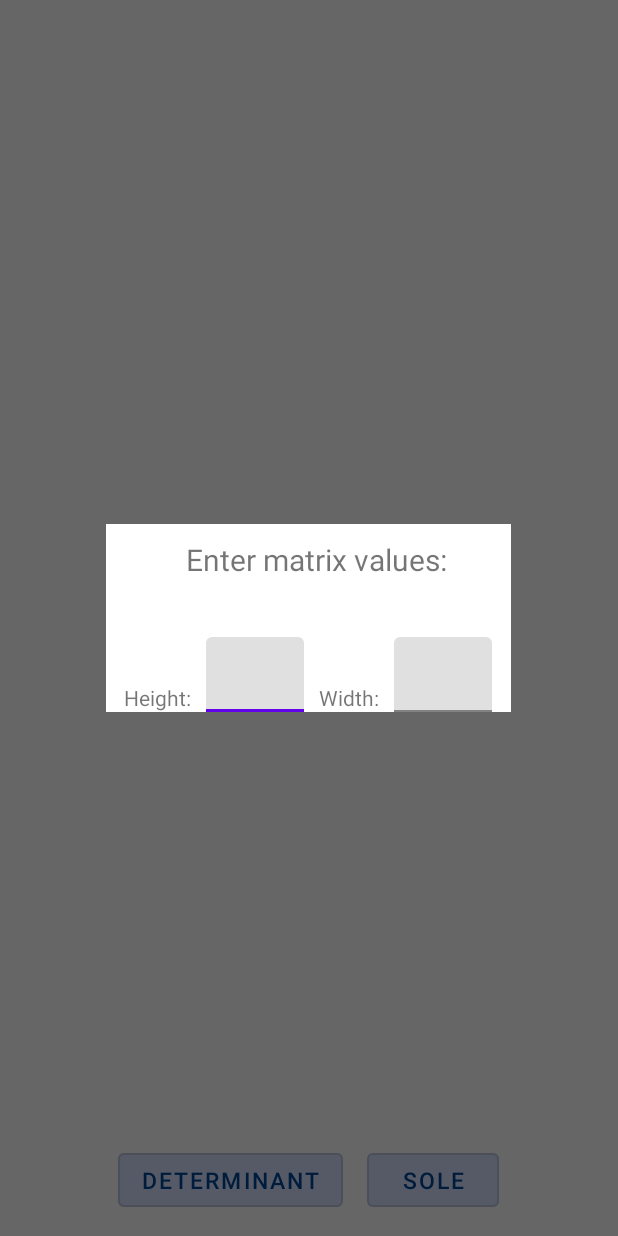
After one commit to duddoser/Math_Calculator, an Android app built with Jetpack Compose: the fragment MatrixFragment placed in its activity, on a phone screen of 412 x 824 dp. The commit adds this screen. Run offline under Robolectric (Android 15) with nearby library versions, the phone set to English and light mode, and no system bars.

Commit message:
matrix fragment added

```diff
--- /dev/null
+++ b/app/src/main/java/com/example/mathcalculator/CustomDialogInterface.java
@@ -0,0 +1,9 @@
+package com.example.mathcalculator;
+
+import android.util.Pair;
+
+public interface CustomDialogInterface {
+
+    public void okButtonClicked(Pair<Integer, Integer> value);
+
+}
--- /dev/null
+++ b/app/src/main/java/com/example/mathcalculator/DialogFragmentMatrix.java
@@ -0,0 +1,74 @@
+package com.example.mathcalculator;
+
+import android.app.Dialog;
+import android.content.DialogInterface;
+import android.graphics.drawable.ColorDrawable;
+import android.os.Bundle;
+
+import androidx.annotation.NonNull;
+import androidx.fragment.app.DialogFragment;
+import androidx.fragment.app.Fragment;
+
+import android.util.Log;
+import android.util.Pair;
+import android.view.LayoutInflater;
+import android.view.View;
+import android.view.ViewGroup;
+import android.view.Window;
+import android.widget.EditText;
+import android.widget.LinearLayout;
+
+public class DialogFragmentMatrix extends DialogFragment {
+    private View view;
+    private MatrixFragment matrixFragment;
+    private CustomDialogInterface customDialogInterface;
+
+    public DialogFragmentMatrix() {
+        // Required empty public constructor
+    }
+
+    public DialogFragmentMatrix(CustomDialogInterface customDialogInterface) {
+        this.customDialogInterface = customDialogInterface;
+    }
+
+
+    public static DialogFragmentMatrix newInstance(String param1, String param2) {
+        DialogFragmentMatrix fragment = new DialogFragmentMatrix();
+        Bundle args = new Bundle();
+        fragment.setArguments(args);
+        return fragment;
+    }
+
+    @Override
+    public Dialog onCreateDialog(Bundle savedInstanceState) {
+        view = getActivity().getLayoutInflater().inflate(R.layout.fragment_dialog,
+                new LinearLayout(getActivity()), false);
+        view.setBackgroundColor(getResources().getColor(R.color.background));
+
+        Dialog builder = new Dialog(getActivity());
+        builder.requestWindowFeature(Window.FEATURE_NO_TITLE);
+        builder.getWindow().setBackgroundDrawable(new ColorDrawable(android.
+                graphics.Color.TRANSPARENT));
+        builder.setContentView(view);
+
+        return builder;
+    }
+
+    @Override
+    public void onDismiss(@NonNull DialogInterface dialog) {
+        super.onDismiss(dialog);
+        EditText h = (EditText) view.findViewById(R.id.ed_height);
+        int height = Integer.parseInt(h.getText().toString());
+
+        EditText w = (EditText) view.findViewById(R.id.ed_width);
+        int width = Integer.parseInt(w.getText().toString());
+
+        Pair<Integer, Integer> pair = new Pair<>(height, width);
+        dialog.dismiss();
+        customDialogInterface.okButtonClicked(pair);
+    }
+
+    void setCustomDialogInterface(CustomDialogInterface customDialogInterface) {
+        this.customDialogInterface = customDialogInterface;
+    }
+}
--- a/app/src/main/java/com/example/mathcalculator/MainFragment.java
+++ b/app/src/main/java/com/example/mathcalculator/MainFragment.java
@@ -2,17 +2,22 @@ package com.example.mathcalculator;
 
 import android.os.Bundle;
 
+import androidx.fragment.app.DialogFragment;
 import androidx.fragment.app.Fragment;
 
 import android.view.LayoutInflater;
 import android.view.View;
 import android.view.ViewGroup;
+import android.widget.Button;
 import android.widget.TextView;
 
+import com.google.android.material.floatingactionbutton.FloatingActionButton;
 
-public class MainFragment extends Fragment {
+
+public class MainFragment extends Fragment implements View.OnClickListener {
     private View view;
     private TextView text_view_output;
+    private FloatingActionButton btn_matrix;
 
     public MainFragment() {
         // Required empty public constructor
@@ -38,6 +43,14 @@ public class MainFragment extends Fragment {
         view.setBackgroundColor(getResources().getColor(R.color.background));
         text_view_output = view.findViewById(R.id.text_view_output);
         text_view_output.setText("Output");
+
+        btn_matrix = view.findViewById(R.id.fab);
+        btn_matrix.setOnClickListener(this);
         return view;
     }
+
+    @Override
+    public void onClick(View v) {
+        ((NavigationHost) getActivity()).navigateTo(new MatrixFragment(), true);
+    }
 }
--- /dev/null
+++ b/app/src/main/java/com/example/mathcalculator/MatrixFragment.java
@@ -0,0 +1,70 @@
+package com.example.mathcalculator;
+
+import android.os.Bundle;
+
+import androidx.fragment.app.DialogFragment;
+import androidx.fragment.app.Fragment;
+
+import android.util.Log;
+import android.util.Pair;
+import android.view.LayoutInflater;
+import android.view.View;
+import android.view.ViewGroup;
+import android.widget.EditText;
+import android.widget.LinearLayout;
+import android.widget.TableLayout;
+import android.widget.TableRow;
+
+public class MatrixFragment extends Fragment implements CustomDialogInterface {
+    private View view;
+    private int height, width;
+
+    public MatrixFragment() {
+        // Required empty public constructor
+    }
+
+    public static MatrixFragment newInstance(String param1, String param2) {
+        MatrixFragment fragment = new MatrixFragment();
+        Bundle args = new Bundle();
+        fragment.setArguments(args);
+        return fragment;
+    }
+
+    @Override
+    public void onCreate(Bundle savedInstanceState) {
+        super.onCreate(savedInstanceState);
+    }
+
+    @Override
+    public View onCreateView(LayoutInflater inflater, ViewGroup container,
+                             Bundle savedInstanceState) {
+        view = inflater.inflate(R.layout.fragment_matrix, container, false);
+        DialogFragment fragment = new DialogFragmentMatrix(this);
+        fragment.show(getFragmentManager(), "dialog");
+        return view;
+    }
+
+    public void generateMatrix() {
+        TableLayout table = view.findViewById(R.id.table_layout);
+        for (int i = 0; i < height; i++) {
+            TableRow row = new TableRow(this.getContext());
+            row.setLayoutParams(new LinearLayout.LayoutParams(LinearLayout.LayoutParams.MATCH_PARENT,
+                    LinearLayout.LayoutParams.WRAP_CONTENT));
+            for (int j = 0; j < width; j++) {
+                EditText cell = new EditText(this.getContext());
+                cell.setText("0");
+                row.addView(cell);
+            }
+            table.addView(row, new TableLayout.LayoutParams(LinearLayout.LayoutParams.MATCH_PARENT,
+                    LinearLayout.LayoutParams.WRAP_CONTENT));
+        }
+    }
+
+    @Override
+    public void okButtonClicked(Pair<Integer, Integer> value) {
+        height = (int) value.first;
+        width = (int) value.second;
+        Log.e("AAAAA", Integer.toString(height));
+        generateMatrix();
+    }
+}
--- /dev/null
+++ b/app/src/main/res/layout/fragment_dialog.xml
@@ -0,0 +1,70 @@
+<?xml version="1.0" encoding="utf-8"?>
+<LinearLayout xmlns:android="http://schemas.android.com/apk/res/android"
+    xmlns:tools="http://schemas.android.com/tools"
+    android:layout_width="320dp"
+    android:layout_height="160dp"
+    tools:context=".DialogFragmentMatrix"
+    android:orientation="vertical"
+    android:layout_gravity="center">
+
+    <com.google.android.material.textview.MaterialTextView
+        android:layout_width="260dp"
+        android:layout_height="40dp"
+        android:layout_marginStart="10dp"
+        android:layout_marginTop="10dp"
+        android:text="@string/dialog_input"
+        android:textSize="20sp"
+        android:textAlignment="center"/>
+
+    <LinearLayout
+        android:layout_width="wrap_content"
+        android:layout_height="match_parent"
+        android:orientation="horizontal"
+        android:layout_gravity="center">
+
+        <com.google.android.material.textview.MaterialTextView
+            android:layout_width="wrap_content"
+            android:layout_height="wrap_content"
+            android:layout_marginTop="30dp"
+            android:text="@string/height"/>
+
+        <com.google.android.material.textfield.TextInputLayout
+            android:layout_height="50dp"
+            android:layout_width="65dp"
+            android:layout_marginTop="25dp"
+            android:layout_marginStart="10dp">
+
+            <com.google.android.material.textfield.TextInputEditText
+                android:id="@+id/ed_height"
+                android:layout_width="match_parent"
+                android:textColor="@color/black"
+                android:layout_height="match_parent"
+            />
+
+        </com.google.android.material.textfield.TextInputLayout>
+
+        <com.google.android.material.textview.MaterialTextView
+            android:layout_width="wrap_content"
+            android:layout_height="wrap_content"
+            android:text="@string/width"
+            android:layout_marginStart="10dp"
+            android:layout_marginTop="30dp"/>
+
+        <com.google.android.material.textfield.TextInputLayout
+            android:layout_height="50dp"
+            android:layout_width="65dp"
+            android:layout_marginTop="25dp"
+            android:layout_marginStart="10dp">
+
+            <com.google.android.material.textfield.TextInputEditText
+                android:id="@+id/ed_width"
+                android:layout_width="match_parent"
+                android:layout_height="wrap_content"
+                android:textColor="@color/black"
+                />
+
+        </com.google.android.material.textfield.TextInputLayout>
+
+    </LinearLayout>
+
+</LinearLayout>
--- /dev/null
+++ b/app/src/main/res/layout/fragment_matrix.xml
@@ -0,0 +1,55 @@
+<?xml version="1.0" encoding="utf-8"?>
+<RelativeLayout xmlns:android="http://schemas.android.com/apk/res/android"
+    xmlns:tools="http://schemas.android.com/tools"
+    android:layout_width="match_parent"
+    android:layout_height="match_parent"
+    tools:context=".MatrixFragment"
+    android:orientation="vertical">
+
+    <TableLayout
+        android:id="@+id/table_layout"
+        android:layout_centerHorizontal="true"
+        android:layout_marginTop="20dp"
+        android:layout_width="wrap_content"
+        android:layout_height="wrap_content"/>
+
+    <TableLayout
+        android:id="@+id/table_layout_sole"
+        android:layout_gravity="center_horizontal"
+        android:layout_marginTop="360dp"
+        android:layout_centerHorizontal="true"
+        android:layout_width="wrap_content"
+        android:layout_height="wrap_content"/>
+
+    <LinearLayout
+        android:layout_width="wrap_content"
+        android:layout_height="wrap_content"
+        android:layout_alignParentBottom="true"
+        android:layout_marginBottom="13dp"
+        android:layout_centerHorizontal="true"
+        android:orientation="horizontal">
+
+        <Button
+            android:id="@+id/determinant"
+            style="?attr/materialButtonOutlinedStyle"
+            android:layout_width="wrap_content"
+            android:layout_height="wrap_content"
+            android:text="@string/determinant"
+            android:textSize="15sp"
+            android:textColor="@color/main"
+            android:backgroundTint="@color/elements_background"/>
+
+        <Button
+            android:id="@+id/sole"
+            style="?attr/materialButtonOutlinedStyle"
+            android:layout_width="wrap_content"
+            android:layout_height="wrap_content"
+            android:layout_marginStart="16dp"
+            android:text="@string/sole"
+            android:textSize="15sp"
+            android:textColor="@color/main"
+            android:backgroundTint="@color/elements_background"/>
+    </LinearLayout>
+
+
+</RelativeLayout>
--- a/app/src/main/res/values/strings.xml
+++ b/app/src/main/res/values/strings.xml
@@ -2,5 +2,10 @@
     <string name="app_name">MathCalculator</string>
     <!-- TODO: Remove or change this placeholder text -->
     <string name="hello_blank_fragment">Hello blank fragment</string>
-    <string name="label">label</string>
+    <string name="label">Input</string>
+    <string name="dialog_input">Enter matrix values:</string>
+    <string name="height">Height: </string>
+    <string name="width">Width: </string>
+    <string name="determinant">Determinant</string>
+    <string name="sole">SOLE</string>
 </resources>
```
Also changed, not shown: app/src/main/res/layout/fragment_main.xml (+16 -0 lines), app/src/main/res/drawable/matrix_btn.png (added).
